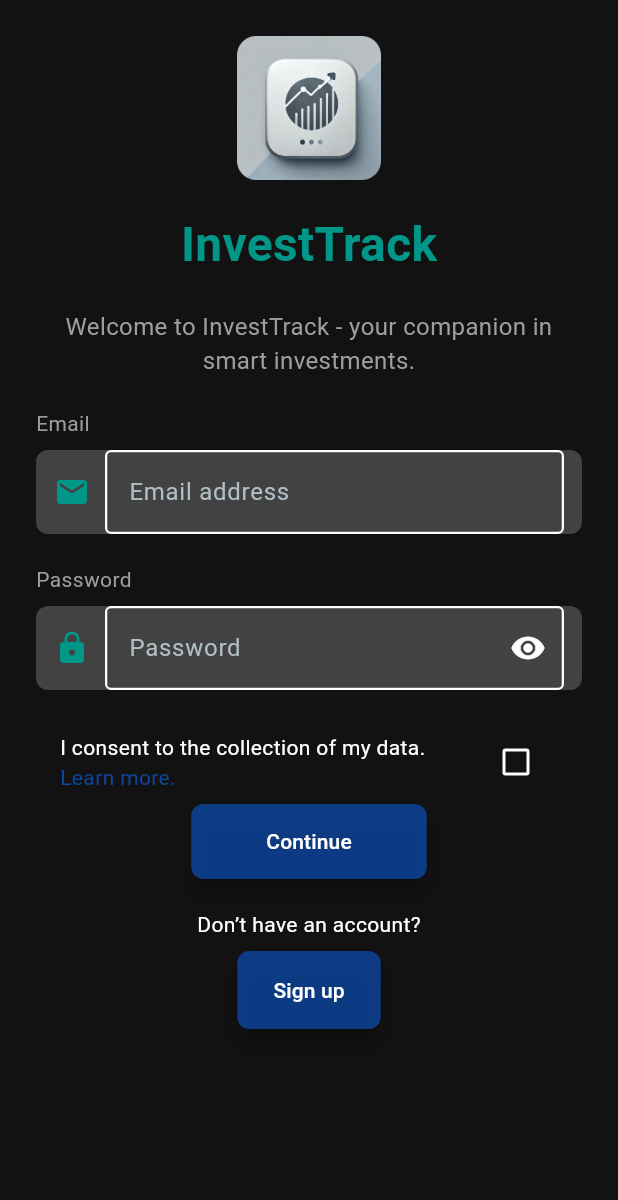
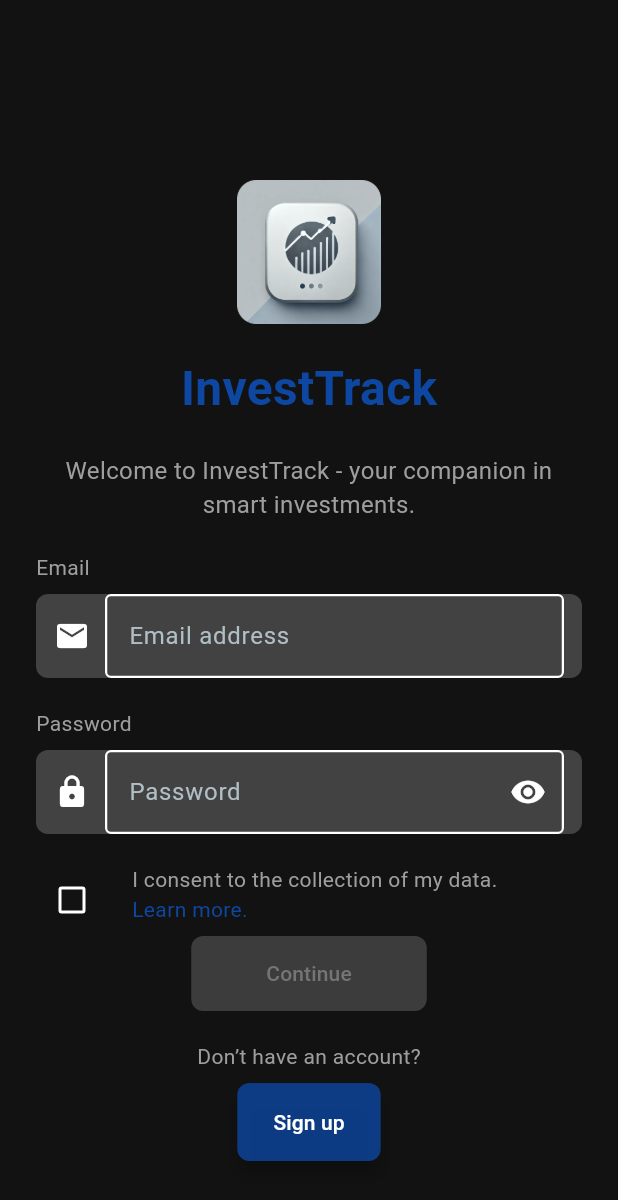
Before and after one commit to nkanyisom/flutter-invest-track, a Flutter app: the screen it shows after launch, on a phone screen of 412 x 824 dp. Shown: the top 1200 px of the screen. Run offline on Flutter 3.47's test engine with Material 3 defaults, Android fonts, the phone set to English and light mode, and no system bars; our stand-ins replace bloc, dio, equatable, flutter_bloc, flutter_markdown, flutter_translate and 9 more; missing offline and left inert: feedback, flutter_email_sender, yahoo_finance_data_reader; generated files the repository leaves out were written again; Roboto replaces fonts that are missing (OpenSans).

Commit message:
:sparkles: Add InputField widget, refactor sign in form and continue button components.

```diff
--- a/lib/ui/app/app_view.dart
+++ b/lib/ui/app/app_view.dart
@@ -69,11 +69,33 @@ class _AppViewState extends State<AppView> {
                 headlineLarge: TextStyle(
                   fontSize: 32.0,
                   fontWeight: FontWeight.bold,
-                  // Consistent with dark mode.
                   color: Colors.white,
+                  fontFamily: 'Roboto', // Use your desired font
                 ),
                 bodyLarge: TextStyle(
                   fontSize: 16.0,
+                  // Use your desired font.
+                  fontFamily: 'OpenSans',
+                  // Adjust color for readability in dark mode
+                  color: Colors.white,
+                ),
+              ).copyWith(
+                bodyMedium: const TextStyle(
+                  fontSize: 14.0,
+                  fontFamily: 'OpenSans',
+                  color: Colors.grey, // Semi-light gray for dark mode
+                ),
+                headlineSmall: const TextStyle(
+                  fontSize: 24.0,
+                  fontWeight: FontWeight.w500,
+                  fontFamily: 'Roboto',
+                  color: Colors.white70, // Softer white
+                ),
+                titleMedium: const TextStyle(
+                  fontSize: 18.0,
+                  fontWeight: FontWeight.w600,
+                  fontFamily: 'Roboto',
+                  color: Colors.white,
                 ),
               ),
               progressIndicatorTheme: const ProgressIndicatorThemeData(
@@ -82,26 +104,44 @@ class _AppViewState extends State<AppView> {
               ),
               elevatedButtonTheme: ElevatedButtonThemeData(
                 style: ButtonStyle(
-                  backgroundColor: MaterialStateProperty.all(
-                    primaryBlue.withOpacity(0.8),
+                  backgroundColor: MaterialStateProperty.resolveWith<Color?>(
+                    (Set<MaterialState> states) {
+                      if (states.contains(MaterialState.disabled)) {
+                        return Colors.grey
+                            .withOpacity(0.3); // Your disabled color
+                      }
+                      return primaryBlue
+                          .withOpacity(0.8); // Default background color
+                    },
                   ),
-                  // Set your preferred background color
-                  foregroundColor: MaterialStateProperty.all(Colors.white),
-                  // Set your preferred text color
-                  elevation: MaterialStateProperty.all(5.0),
-                  // Optional: Add shadow effect
+                  foregroundColor: MaterialStateProperty.resolveWith<Color?>(
+                    (Set<MaterialState> states) {
+                      if (states.contains(MaterialState.disabled)) {
+                        return Colors
+                            .grey.shade600; // Text color for disabled state
+                      }
+                      return Colors.white; // Default text color
+                    },
+                  ),
+                  elevation: MaterialStateProperty.resolveWith<double>(
+                    (Set<MaterialState> states) {
+                      if (states.contains(MaterialState.disabled)) {
+                        return 0.0; // No elevation when disabled
+                      }
+                      return 5.0; // Default elevation
+                    },
+                  ),
                   padding: MaterialStateProperty.all(
                     const EdgeInsets.symmetric(
                       vertical: 16.0,
                       horizontal: 24.0,
                     ),
                   ),
-                  // Optional: Adjust button padding
                   shape: MaterialStateProperty.all(
                     RoundedRectangleBorder(
                       borderRadius: BorderRadius.circular(8.0),
                     ),
-                  ), // Optional: Adjust button shape
+                  ),
                 ),
               ),
               buttonTheme: const ButtonThemeData(
--- a/lib/ui/investments/investment/add_edit_investment_page.dart
+++ b/lib/ui/investments/investment/add_edit_investment_page.dart
@@ -5,7 +5,7 @@ import 'package:investtrack/res/constants/currency_list.dart' as list;
 import 'package:investtrack/res/constants/types.dart' as types;
 import 'package:investtrack/ui/investments/investment/date_picker.dart';
 import 'package:investtrack/ui/investments/investment/dropdown_field.dart';
-import 'package:investtrack/ui/investments/investment/labeled_text_field.dart';
+import 'package:investtrack/ui/widgets/labeled_text_field.dart';
 import 'package:investtrack/ui/widgets/gradient_background_scaffold.dart';
 import 'package:models/models.dart';
 
--- a/lib/ui/sign_in/continue_button.dart
+++ b/lib/ui/sign_in/continue_button.dart
@@ -26,7 +26,6 @@ class ContinueButton extends StatelessWidget {
       key: const Key('signInForm_continue_raisedButton'),
       onPressed: isValid ? onPressed : null,
       style: ElevatedButton.styleFrom(
-        backgroundColor: Colors.teal,
         foregroundColor: Colors.white,
         padding: const EdgeInsets.symmetric(
           horizontal: 50,
--- a/lib/ui/sign_in/sign_in_form.dart
+++ b/lib/ui/sign_in/sign_in_form.dart
@@ -10,6 +10,7 @@ import 'package:investtrack/ui/sign_in/continue_button.dart';
 import 'package:investtrack/ui/sign_in/email_input.dart';
 import 'package:investtrack/ui/sign_in/password_input.dart';
 import 'package:investtrack/ui/sign_in/sign_up_prompt.dart';
+import 'package:investtrack/ui/widgets/input_field.dart';
 
 /// The [SignInForm] handles notifying the [SignInBloc] of user events and
 /// also responds to state changes using [BlocBuilder] and [BlocListener].
@@ -59,7 +60,7 @@ class _SignInFormState extends State<SignInForm>
       },
       builder: (BuildContext context, SignInState state) {
         return SingleChildScrollView(
-          padding: const EdgeInsets.all(24.0),
+          padding: const EdgeInsets.fromLTRB(24.0, 120, 24, 24),
           child: Column(
             mainAxisSize: MainAxisSize.min,
             children: <Widget>[
@@ -79,12 +80,12 @@ class _SignInFormState extends State<SignInForm>
                     curve: Curves.elasticOut,
                   ),
                 ),
-                child: const Text(
+                child: Text(
                   constants.appName,
                   style: TextStyle(
                     fontSize: 32,
                     fontWeight: FontWeight.bold,
-                    color: Colors.teal,
+                    color: Theme.of(context).colorScheme.primary,
                   ),
                 ),
               ),
@@ -95,22 +96,30 @@ class _SignInFormState extends State<SignInForm>
                 style: TextStyle(fontSize: 16, color: Colors.grey),
               ),
               const SizedBox(height: 20),
-              _buildInputField(
-                context: context,
+              const InputField(
                 label: 'Email',
-                child: const EmailInput(),
                 icon: Icons.email,
+                child: EmailInput(),
               ),
               const SizedBox(height: 20),
-              _buildInputField(
-                context: context,
+              const InputField(
                 label: 'Password',
-                child: const PasswordInput(),
                 icon: Icons.lock,
+                child: PasswordInput(),
               ),
               const SizedBox(height: 20),
-              CheckboxListTile(
-                title: RichText(
+              Row(
+                crossAxisAlignment: CrossAxisAlignment.start,
+                children: <Widget>[
+                  Checkbox(
+                    value: _isConsentGiven,
+                    onChanged: (bool? value) {
+                      setState(() => _isConsentGiven = value ?? false);
+                    },
+                  ),
+                  const SizedBox(width: 16),
+                  Expanded(
+                    child: RichText(
                       text: TextSpan(
                         text: 'I consent to the collection of my data.\n',
                         style: Theme.of(context).textTheme.bodyMedium,
@@ -126,10 +135,8 @@ class _SignInFormState extends State<SignInForm>
                         ],
                       ),
                     ),
-                value: _isConsentGiven,
-                onChanged: (bool? value) {
-                  setState(() => _isConsentGiven = value ?? false);
-                },
+                  ),
+                ],
               ),
               ContinueButton(
                 onPressed: _isConsentGiven
@@ -159,39 +166,4 @@ class _SignInFormState extends State<SignInForm>
   void _launchPrivacyPolicy() {
     Navigator.pushNamed(context, AppRoute.privacyPolity.path);
   }
-
-  Widget _buildInputField({
-    required BuildContext context,
-    required String label,
-    required Widget child,
-    required IconData icon,
-  }) {
-    return Column(
-      crossAxisAlignment: CrossAxisAlignment.start,
-      children: <Widget>[
-        Text(
-          label,
-          style: const TextStyle(
-            fontSize: 14,
-            color: Colors.grey,
-          ),
-        ),
-        const SizedBox(height: 8),
-        Container(
-          padding: const EdgeInsets.symmetric(horizontal: 12),
-          decoration: BoxDecoration(
-            color: Colors.grey[800],
-            borderRadius: BorderRadius.circular(8),
-          ),
-          child: Row(
-            children: <Widget>[
-              Icon(icon, color: Colors.teal),
-              const SizedBox(width: 10),
-              Expanded(child: child),
-            ],
-          ),
-        ),
-      ],
-    );
 }
-}
--- /dev/null
+++ b/lib/ui/widgets/input_field.dart
@@ -0,0 +1,39 @@
+import 'package:flutter/material.dart';
+
+class InputField extends StatelessWidget {
+  const InputField({
+    required this.label,
+    required this.icon,
+    required this.child,
+    super.key,
+  });
+
+  final String label;
+  final IconData icon;
+  final Widget child;
+
+  @override
+  Widget build(BuildContext context) {
+    return Column(
+      crossAxisAlignment: CrossAxisAlignment.start,
+      children: <Widget>[
+        Text(label),
+        const SizedBox(height: 8),
+        Container(
+          padding: const EdgeInsets.symmetric(horizontal: 12),
+          decoration: BoxDecoration(
+            color: Colors.grey[800],
+            borderRadius: BorderRadius.circular(8),
+          ),
+          child: Row(
+            children: <Widget>[
+              Icon(icon),
+              const SizedBox(width: 10),
+              Expanded(child: child),
+            ],
+          ),
+        ),
+      ],
+    );
+  }
+}
```
Also changed, not shown: lib/ui/widgets/labeled_text_field.dart (renamed from lib/ui/investments/investment/labeled_text_field.dart). Lines whose indentation alone changed are shown as unchanged.
